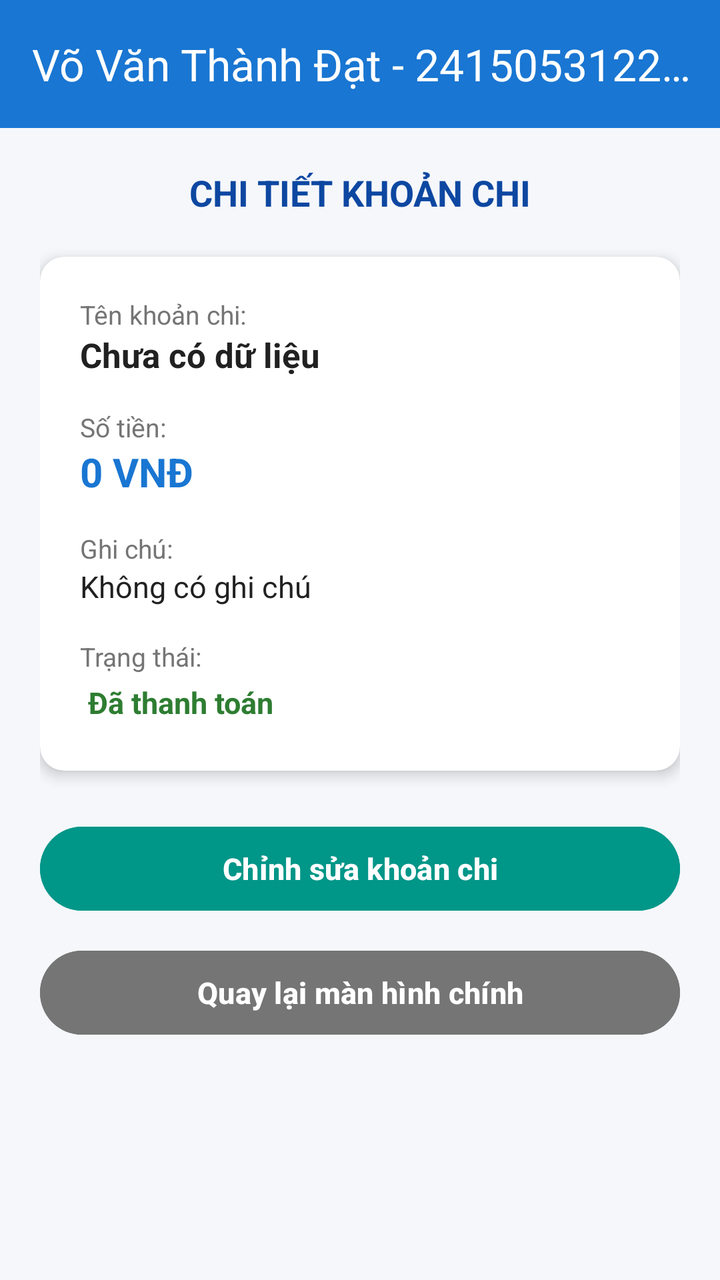
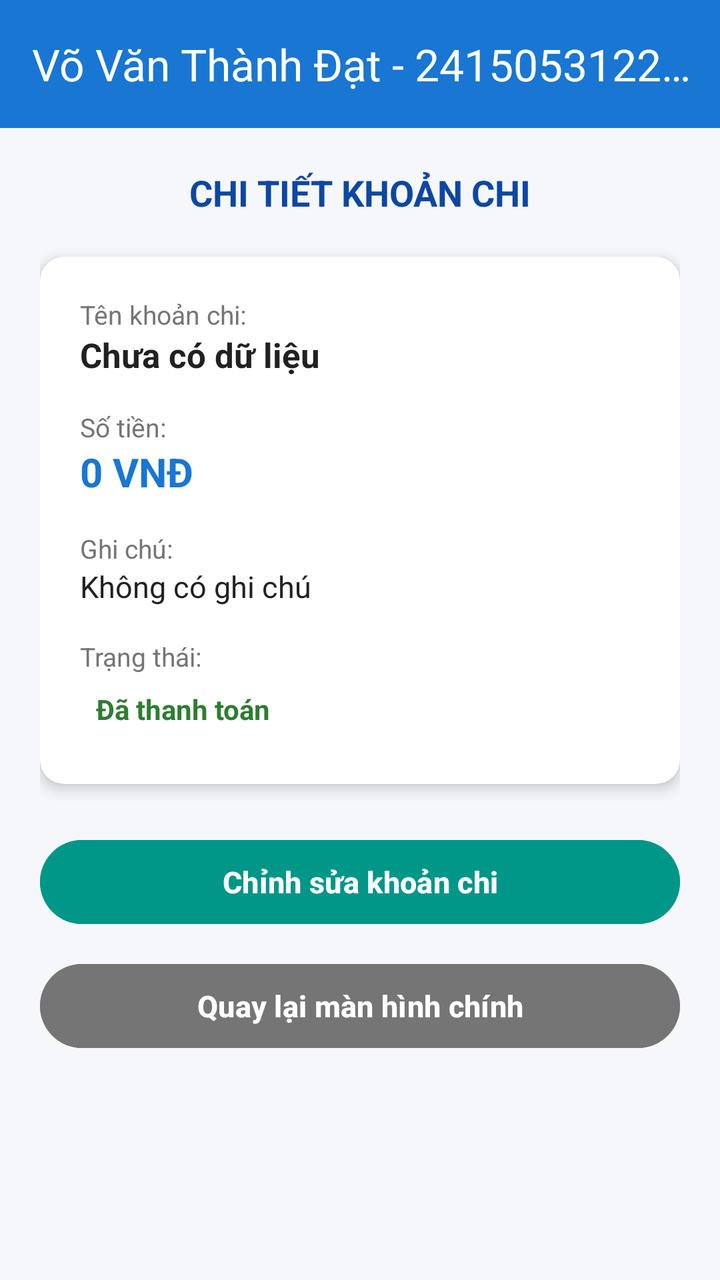

The first picture is an Android layout as it rendered before a commit; the second is the same layout after the commit. The layout source and the unified diff follow.
<!-- AndroidManifest.xml: application theme Theme.LTTDDT01 -->
<!-- res/layout/activity_chi_tiet_chi_tieu.xml -->
<?xml version="1.0" encoding="utf-8"?>
<LinearLayout xmlns:android="http://schemas.android.com/apk/res/android"
    xmlns:app="http://schemas.android.com/apk/res-auto"
    xmlns:tools="http://schemas.android.com/tools"
    android:layout_width="match_parent"
    android:layout_height="match_parent"
    android:orientation="vertical"
    android:background="@color/bg_light"
    tools:context=".ChiTietChiTieuActivity">

    
    <androidx.appcompat.widget.Toolbar
        android:id="@+id/toolbarChiTiet_204"
        android:layout_width="match_parent"
        android:layout_height="?attr/actionBarSize"
        android:background="@color/primary_color"
        app:titleTextColor="@color/white"
        app:title="@string/tieu_de_action_bar" />

    <ScrollView
        android:layout_width="match_parent"
        android:layout_height="match_parent">

        <LinearLayout
            android:layout_width="match_parent"
            android:layout_height="wrap_content"
            android:orientation="vertical"
            android:padding="20dp">

            <TextView
                android:layout_width="wrap_content"
                android:layout_height="wrap_content"
                android:text="CHI TIẾT KHOẢN CHI"
                android:textColor="@color/primary_dark"
                android:textSize="18sp"
                android:textStyle="bold"
                android:layout_gravity="center_horizontal"
                android:layout_marginBottom="20dp" />

            
            <androidx.cardview.widget.CardView
                android:layout_width="match_parent"
                android:layout_height="wrap_content"
                app:cardCornerRadius="12dp"
                app:cardElevation="4dp"
                android:layout_marginBottom="24dp">

                <LinearLayout
                    android:layout_width="match_parent"
                    android:layout_height="wrap_content"
                    android:orientation="vertical"
                    android:padding="20dp">

                    
                    <TextView
                        android:layout_width="wrap_content"
                        android:layout_height="wrap_content"
                        android:text="Tên khoản chi:"
                        android:textColor="#757575"
                        android:textSize="13sp" />

                    <TextView
                        android:id="@+id/tvTenKhoanChi_204"
                        android:layout_width="match_parent"
                        android:layout_height="wrap_content"
                        android:text="Chưa có dữ liệu"
                        android:textColor="@color/text_dark"
                        android:textSize="17sp"
                        android:textStyle="bold"
                        android:layout_marginBottom="16dp" />

                    
                    <TextView
                        android:layout_width="wrap_content"
                        android:layout_height="wrap_content"
                        android:text="Số tiền:"
                        android:textColor="#757575"
                        android:textSize="13sp" />

                    <TextView
                        android:id="@+id/tvSoTien_204"
                        android:layout_width="match_parent"
                        android:layout_height="wrap_content"
                        android:text="0 VNĐ"
                        android:textColor="@color/primary_color"
                        android:textSize="20sp"
                        android:textStyle="bold"
                        android:layout_marginBottom="16dp" />

                    
                    <TextView
                        android:layout_width="wrap_content"
                        android:layout_height="wrap_content"
                        android:text="Ghi chú:"
                        android:textColor="#757575"
                        android:textSize="13sp" />

                    <TextView
                        android:id="@+id/tvGhiChu_204"
                        android:layout_width="match_parent"
                        android:layout_height="wrap_content"
                        android:text="Không có ghi chú"
                        android:textColor="@color/text_dark"
                        android:textSize="15sp"
                        android:layout_marginBottom="16dp" />

                    
                    <TextView
                        android:layout_width="wrap_content"
                        android:layout_height="wrap_content"
                        android:text="Trạng thái:"
                        android:textColor="#757575"
                        android:textSize="13sp" />

                    <TextView
                        android:id="@+id/tvTrangThai_204"
                        android:layout_width="wrap_content"
                        android:layout_height="wrap_content"
                        android:text="Đã thanh toán"
                        android:textColor="@color/status_paid"
                        android:textSize="15sp"
                        android:textStyle="bold"
                        android:padding="4dp" />

                </LinearLayout>
            </androidx.cardview.widget.CardView>

            
            <Button
                android:id="@+id/btnChinhSua_204"
                android:layout_width="match_parent"
                android:layout_height="50dp"
                android:text="Chỉnh sửa khoản chi"
                android:textSize="15sp"
                android:textStyle="bold"
                android:backgroundTint="@color/accent_color"
                android:textColor="@color/white"
                android:layout_marginBottom="12dp" />

            
            <Button
                android:id="@+id/btnQuayLai_204"
                android:layout_width="match_parent"
                android:layout_height="50dp"
                android:text="Quay lại màn hình chính"
                android:textSize="15sp"
                android:textStyle="bold"
                android:backgroundTint="#757575"
                android:textColor="@color/white" />

        </LinearLayout>
    </ScrollView>

</LinearLayout>
<!-- resources referenced by this layout -->
<resources>
  <color name="accent_color">#009688</color>
  <color name="bg_light">#F5F7FB</color>
  <color name="primary_color">#1976D2</color>
  <color name="primary_dark">#0D47A1</color>
  <color name="status_paid">#2E7D32</color>
  <color name="text_dark">#212121</color>
  <color name="white">#FFFFFFFF</color>
  <string name="tieu_de_action_bar">Võ Văn Thành Đạt - 2415053122204 - Quản lý chi tiêu cá nhân</string>
  <style name="Theme.LTTDDT01" parent="Base.Theme.LTTDDT01" />
  <style name="Base.Theme.LTTDDT01" parent="Theme.Material3.DayNight.NoActionBar">
          
          
      </style>
</resources>

<!-- the commit's change to res/layout/activity_chi_tiet_chi_tieu.xml (unified diff, before → after) -->
@@ -118,9 +118,9 @@
                         android:layout_height="wrap_content"
                         android:text="Đã thanh toán"
                         android:textColor="@color/status_paid"
-                        android:textSize="15sp"
+                        android:textSize="14sp"
                         android:textStyle="bold"
-                        android:padding="4dp" />
+                        android:padding="8dp" />
 
                 </LinearLayout>
             </androidx.cardview.widget.CardView>
